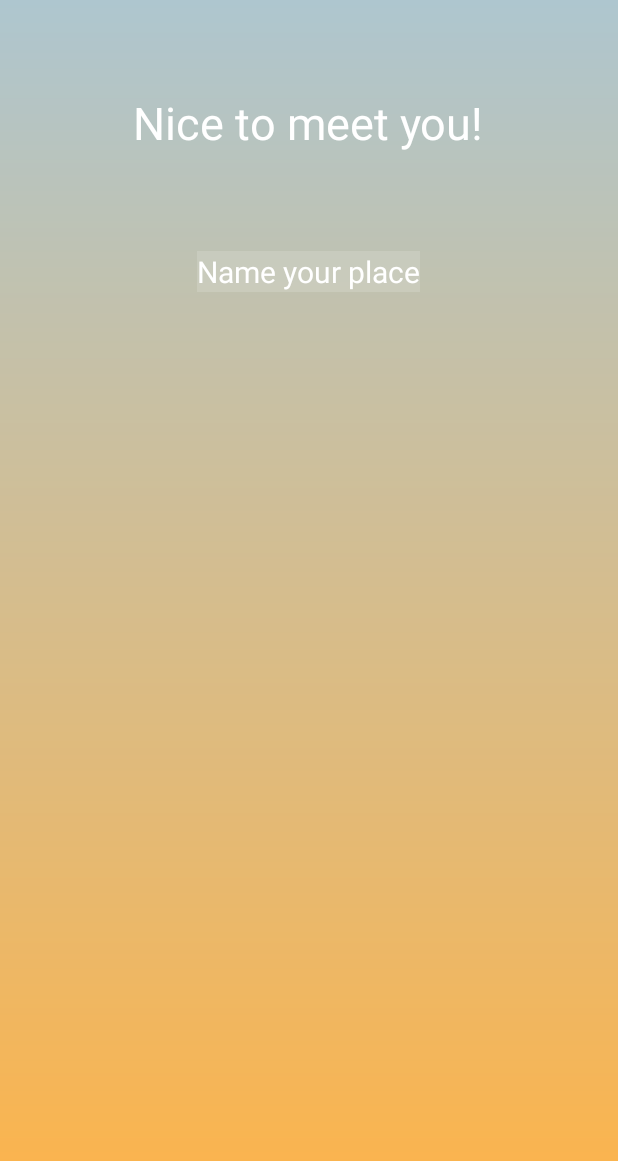
After one commit to YasminL/YasminsWeatherApp, an Android app: the StartActivity screen opened directly, with no data from a screen before it, on a phone screen of 412 x 824 dp. The commit adds this screen. Shown: the top 1161 px of the screen. Run offline under Robolectric (Android 15) with nearby library versions, the phone set to English and light mode, and no system bars.

Commit message:
added a startpage to write in longitude and latitude

```diff
--- a/app/src/main/AndroidManifest.xml
+++ b/app/src/main/AndroidManifest.xml
@@ -36,6 +36,10 @@
                 android:name="android.support.PARENT_ACTIVITY"
                 android:value="stormy.yasminlindholm.yasminsweatherapp.Controller.MainActivity" />
         </activity>
+        <activity
+            android:name=".Adapters.StartActivity"
+            android:label="@string/title_activity_start" >
+        </activity>
     </application>
 
 </manifest>
--- /dev/null
+++ b/app/src/main/java/stormy/yasminlindholm/yasminsweatherapp/Adapters/StartActivity.java
@@ -0,0 +1,19 @@
+package stormy.yasminlindholm.yasminsweatherapp.Adapters;
+
+import android.support.v7.app.ActionBarActivity;
+import android.os.Bundle;
+import android.view.Menu;
+import android.view.MenuItem;
+
+import stormy.yasminlindholm.yasminsweatherapp.R;
+
+public class StartActivity extends ActionBarActivity {
+
+    @Override
+    protected void onCreate(Bundle savedInstanceState) {
+        super.onCreate(savedInstanceState);
+        setContentView(R.layout.activity_start);
+    }
+
+
+}
--- /dev/null
+++ b/app/src/main/res/layout/activity_start.xml
@@ -0,0 +1,46 @@
+<?xml version="1.0" encoding="utf-8"?>
+<RelativeLayout
+              xmlns:android="http://schemas.android.com/apk/res/android"
+              xmlns:tools="http://schemas.android.com/tools"
+              android:orientation="vertical"
+              android:background="@drawable/background_gradient"
+              android:layout_width="match_parent"
+              android:layout_height="match_parent">
+
+    <EditText
+        android:layout_width="wrap_content"
+        android:layout_height="wrap_content"
+        android:id="@+id/location"
+        android:layout_alignParentTop="true"
+        android:layout_centerHorizontal="true"
+        android:hint="Name your place"
+        android:textSize="@dimen/textSixe_20sp"
+        android:textColorHint="#ffffffff"
+        android:background="#25ffffff"
+        android:layout_marginTop="167dp"/>
+
+    <TextView
+        android:layout_width="wrap_content"
+        android:layout_height="wrap_content"
+        android:text="Nice to meet you!"
+        android:layout_marginTop="61dp"
+        android:layout_marginBottom="30sp"
+        android:id="@+id/welcomeToStart"
+        android:layout_alignParentTop="true"
+        android:layout_centerHorizontal="true"
+        android:textColor="#ffffffff"
+        android:textSize="30sp"/>
+
+    <TextView
+        android:layout_width="wrap_content"
+        android:layout_height="wrap_content"
+        android:textAppearance="?android:attr/textAppearanceLarge"
+        android:text="Large Text"
+        android:id="@+id/textView"
+        android:layout_alignParentBottom="true"
+        android:layout_alignParentLeft="true"
+        android:layout_alignParentStart="true"
+        android:layout_marginLeft="565dp"
+        android:layout_marginStart="565dp"
+        android:layout_marginBottom="105dp"/>
+</RelativeLayout>
--- /dev/null
+++ b/app/src/main/res/menu/menu_start.xml
@@ -0,0 +1,9 @@
+<menu xmlns:android="http://schemas.android.com/apk/res/android"
+      xmlns:app="http://schemas.android.com/apk/res-auto"
+      xmlns:tools="http://schemas.android.com/tools"
+      tools:context="stormy.yasminlindholm.yasminsweatherapp.Adapters.StartActivity">
+    <item android:id="@+id/action_settings"
+          android:title="@string/action_settings"
+          android:orderInCategory="100"
+          app:showAsAction="never"/>
+</menu>
--- a/app/src/main/res/values/strings.xml
+++ b/app/src/main/res/values/strings.xml
@@ -17,5 +17,6 @@
     <string name="hello_world">Hello world!</string>
     <string name="emptyList">Sorry, no daily forecast to display. Do not buy a lottery ticket today.. :)</string>
     <string name="title_activity_hourly_forecast">HourlyForecastActivity</string>
+    <string name="title_activity_start">StartActivity</string>
 
 </resources>
```
